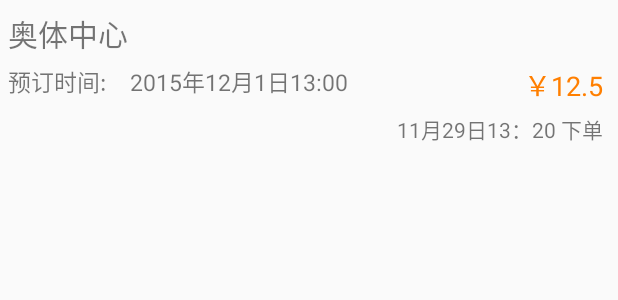
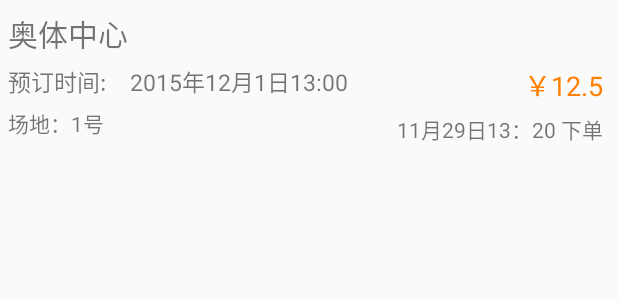
Before and after one commit to Guo-Dong-Ba-Team/guodong, an Android app: the layout order_item.xml on its own in the app's theme, with its tools: preview values and no code run, on a phone screen of 412 x 824 dp. Shown: the top 300 px of the screen. Run offline under Robolectric (Android 15) with nearby library versions, the phone set to English and light mode, and no system bars.

Commit message:
修改订单解析bug

```diff
--- a/app/src/main/java/com/guodong/util/OrderAdapter.java
+++ b/app/src/main/java/com/guodong/util/OrderAdapter.java
@@ -36,11 +36,13 @@ public class OrderAdapter extends ArrayAdapter<OrderInfo> {
         TextView bookTimeTV = (TextView) view.findViewById(R.id.order_booktime);
         TextView orderTimeTV = (TextView) view.findViewById(R.id.order_ordertime);
         TextView priceTV = (TextView) view.findViewById(R.id.order_price);
+        TextView reverseFieldTV = (TextView) view.findViewById(R.id.order_reversefield);
 
         gymNameTV.setText(orderInfo.getGymName());
         bookTimeTV.setText("预订时间： " + orderInfo.getBookTime());
         orderTimeTV.setText(orderInfo.getOrderTime() + " 下单");
         priceTV.setText("￥" + orderInfo.getPrice());
+        reverseFieldTV.setText("场地：" + orderInfo.getReverseField());
 
         return view;
     }
--- a/app/src/main/res/layout/order_item.xml
+++ b/app/src/main/res/layout/order_item.xml
@@ -21,6 +21,14 @@
         android:textSize="15sp"
         android:text="预订时间:    2015年12月1日13:00"/>
     <TextView
+        android:id="@+id/order_reversefield"
+        android:layout_width="wrap_content"
+        android:layout_height="wrap_content"
+        android:layout_below="@+id/order_booktime"
+        android:layout_marginTop="5dp"
+        android:layout_marginLeft="5dp"
+        android:text="场地：1号"/>
+    <TextView
         android:id="@+id/order_price"
         android:layout_width="wrap_content"
         android:layout_height="wrap_content"
```
Also changed, not shown: app/src/main/java/com/guodong/fragment/OrderTabFragment.java (+4 -5 lines), app/src/main/java/com/guodong/model/OrderInfo.java (+11 -1 lines), app/src/main/java/com/guodong/util/JsonParse.java (+8 -5 lines).
